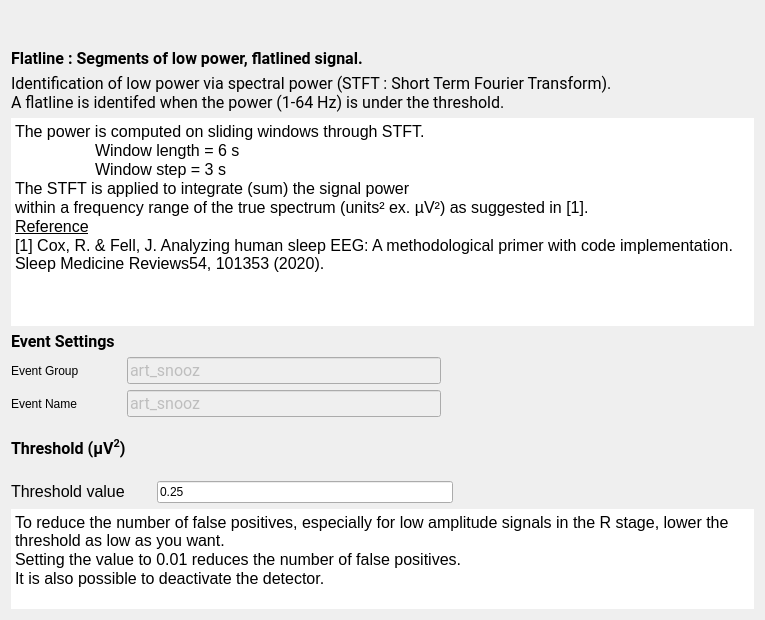
Qt form tools/CEAMSTools/DetectArtifacts/FlatlineStep/Ui_FlatlineStep.ui (SnoozToolbox/snooz-package-ceams) before a commit.
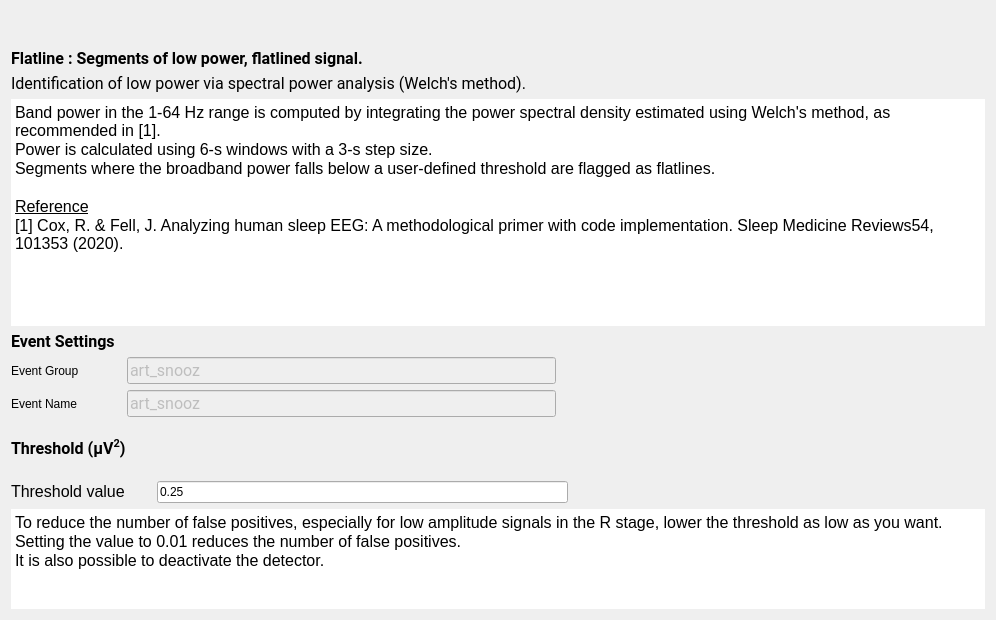
The same form after that commit.

Commit message: Detect EEG Artifacts Tool: Updated the UI to clarify that spectral power estimation is based on the Welch method rather than STFT.

Patch:
```diff
--- a/tools/CEAMSTools/DetectArtifacts/FlatlineStep/Ui_FlatlineStep.ui
+++ b/tools/CEAMSTools/DetectArtifacts/FlatlineStep/Ui_FlatlineStep.ui
@@ -6,7 +6,7 @@
    <rect>
     <x>0</x>
     <y>0</y>
-    <width>765</width>
+    <width>996</width>
     <height>620</height>
    </rect>
   </property>
@@ -64,8 +64,7 @@
         </font>
        </property>
        <property name="text">
-        <string>Identification of low power via spectral power (STFT : Short Term Fourier Transform).
-A flatline is identifed when the power (1-64 Hz) is under the threshold.</string>
+        <string>Identification of low power via spectral power analysis (Welch's method).</string>
        </property>
       </widget>
      </item>
@@ -88,11 +87,10 @@
 li.unchecked::marker { content: &quot;\2610&quot;; }
 li.checked::marker { content: &quot;\2612&quot;; }
 &lt;/style&gt;&lt;/head&gt;&lt;body style=&quot; font-family:'Roboto'; font-size:12pt; font-weight:400; font-style:normal;&quot;&gt;
-&lt;p style=&quot; margin-top:0px; margin-bottom:0px; margin-left:0px; margin-right:0px; -qt-block-indent:0; text-indent:0px;&quot;&gt;The power is computed on sliding windows through STFT.&lt;/p&gt;
-&lt;p style=&quot; margin-top:0px; margin-bottom:0px; margin-left:0px; margin-right:0px; -qt-block-indent:0; text-indent:0px;&quot;&gt;	Window length = 6 s&lt;/p&gt;
-&lt;p style=&quot; margin-top:0px; margin-bottom:0px; margin-left:0px; margin-right:0px; -qt-block-indent:0; text-indent:0px;&quot;&gt;	Window step = 3 s &lt;/p&gt;
-&lt;p style=&quot; margin-top:0px; margin-bottom:0px; margin-left:0px; margin-right:0px; -qt-block-indent:0; text-indent:0px;&quot;&gt;The STFT is applied to integrate (sum) the signal power &lt;/p&gt;
-&lt;p style=&quot; margin-top:0px; margin-bottom:0px; margin-left:0px; margin-right:0px; -qt-block-indent:0; text-indent:0px;&quot;&gt;within a frequency range of the true spectrum (units² ex. µV²) as suggested in [1].&lt;/p&gt;
+&lt;p style=&quot; margin-top:0px; margin-bottom:0px; margin-left:0px; margin-right:0px; -qt-block-indent:0; text-indent:0px;&quot;&gt;Band power in the 1-64 Hz range is computed by integrating the power spectral density estimated using Welch's method, as recommended in [1]. &lt;/p&gt;
+&lt;p style=&quot; margin-top:0px; margin-bottom:0px; margin-left:0px; margin-right:0px; -qt-block-indent:0; text-indent:0px;&quot;&gt;Power is calculated using 6-s windows with a 3-s step size. &lt;/p&gt;
+&lt;p style=&quot; margin-top:0px; margin-bottom:0px; margin-left:0px; margin-right:0px; -qt-block-indent:0; text-indent:0px;&quot;&gt;Segments where the broadband power falls below a user-defined threshold are flagged as flatlines.&lt;/p&gt;
+&lt;p style=&quot;-qt-paragraph-type:empty; margin-top:0px; margin-bottom:0px; margin-left:0px; margin-right:0px; -qt-block-indent:0; text-indent:0px;&quot;&gt;&lt;br /&gt;&lt;/p&gt;
 &lt;p style=&quot; margin-top:0px; margin-bottom:0px; margin-left:0px; margin-right:0px; -qt-block-indent:0; text-indent:0px;&quot;&gt;&lt;span style=&quot; text-decoration: underline;&quot;&gt;Reference&lt;/span&gt;&lt;/p&gt;
 &lt;p style=&quot; margin-top:0px; margin-bottom:0px; margin-left:0px; margin-right:0px; -qt-block-indent:0; text-indent:0px;&quot;&gt;[1] Cox, R. &amp;amp; Fell, J. Analyzing human sleep EEG: A methodological primer with code implementation. Sleep Medicine Reviews54, 101353 (2020).&lt;/p&gt;&lt;/body&gt;&lt;/html&gt;</string>
        </property>
```
The commit also changes 16 other files.
